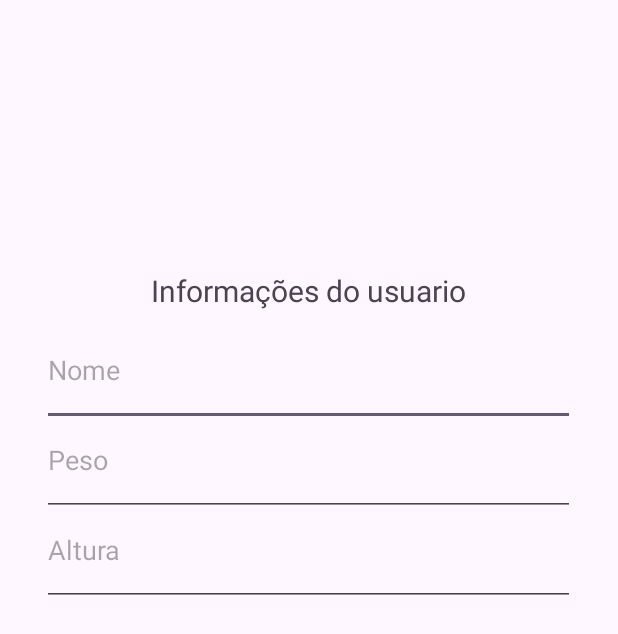
After one commit to dudaotaku/Dispositivos_moveis, an Android app: the fragment fragmento_info shown on its own in the app's theme, on a phone screen of 412 x 824 dp. The commit adds this screen. Shown: the top 634 px of the screen. Run offline under Robolectric (Android 15) with nearby library versions, the phone set to English and light mode, and no system bars.

Commit message:
avaliação

```diff
--- a/app/src/main/java/com/example/myapplication/MainActivity.java
+++ b/app/src/main/java/com/example/myapplication/MainActivity.java
@@ -11,7 +11,7 @@ import androidx.appcompat.app.AppCompatActivity;
 public class MainActivity extends AppCompatActivity {
 
     Button b;
-    EditText edpeso,edaltura;
+    EditText edpeso,edaltura,idNome;
     @Override
     protected void onCreate(Bundle savedInstanceState) {
         super.onCreate(savedInstanceState);
@@ -20,15 +20,19 @@ public class MainActivity extends AppCompatActivity {
         b=findViewById(R.id.Button);
         edpeso=findViewById(R.id.EdPeso);
         edaltura=findViewById(R.id.EdAltura);
+        idNome=findViewById(R.id.idNome);
         b.setOnClickListener(v -> {
             Intent intent = new Intent(getApplicationContext(), IMCResultado.class);
             //passar os dados para o bundle
 
             float peso = Float.parseFloat(edpeso.getText().toString());
             float altura = Float.parseFloat(edaltura.getText().toString());
+            String nome = String.join(idNome.getText().toString());
+
 
             intent.putExtra("Altura", altura);
             intent.putExtra("Peso", peso);
+            intent.putExtra("Nome", nome);
 
             startActivity(intent);
         });
--- /dev/null
+++ b/app/src/main/java/com/example/myapplication/fragmento_info.java
@@ -0,0 +1,64 @@
+package com.example.myapplication;
+
+import android.os.Bundle;
+
+import androidx.fragment.app.Fragment;
+
+import android.view.LayoutInflater;
+import android.view.View;
+import android.view.ViewGroup;
+
+/**
+ * A simple {@link Fragment} subclass.
+ * Use the {@link fragmento_info#newInstance} factory method to
+ * create an instance of this fragment.
+ */
+public class fragmento_info extends Fragment {
+
+    // TODO: Rename parameter arguments, choose names that match
+    // the fragment initialization parameters, e.g. ARG_ITEM_NUMBER
+    private static final String ARG_PARAM1 = "param1";
+    private static final String ARG_PARAM2 = "param2";
+
+    // TODO: Rename and change types of parameters
+    private String mParam1;
+    private String mParam2;
+
+    public fragmento_info() {
+        // Required empty public constructor
+    }
+
+    /**
+     * Use this factory method to create a new instance of
+     * this fragment using the provided parameters.
+     *
+     * @param param1 Parameter 1.
+     * @param param2 Parameter 2.
+     * @return A new instance of fragment fragmento_info.
+     */
+    // TODO: Rename and change types and number of parameters
+    public static fragmento_info newInstance(String param1, String param2) {
+        fragmento_info fragment = new fragmento_info();
+        Bundle args = new Bundle();
+        args.putString(ARG_PARAM1, param1);
+        args.putString(ARG_PARAM2, param2);
+        fragment.setArguments(args);
+        return fragment;
+    }
+
+    @Override
+    public void onCreate(Bundle savedInstanceState) {
+        super.onCreate(savedInstanceState);
+        if (getArguments() != null) {
+            mParam1 = getArguments().getString(ARG_PARAM1);
+            mParam2 = getArguments().getString(ARG_PARAM2);
+        }
+    }
+
+    @Override
+    public View onCreateView(LayoutInflater inflater, ViewGroup container,
+                             Bundle savedInstanceState) {
+        // Inflate the layout for this fragment
+        return inflater.inflate(R.layout.fragment_fragmento_info, container, false);
+    }
+}
--- /dev/null
+++ b/app/src/main/res/layout/fragment_fragmento_info.xml
@@ -0,0 +1,61 @@
+<?xml version="1.0" encoding="utf-8"?>
+<androidx.constraintlayout.widget.ConstraintLayout xmlns:android="http://schemas.android.com/apk/res/android"
+    xmlns:app="http://schemas.android.com/apk/res-auto"
+    xmlns:tools="http://schemas.android.com/tools"
+    android:layout_width="match_parent"
+    android:layout_height="match_parent"
+    tools:context=".fragmento_info">
+
+    <FrameLayout
+        android:layout_width="355dp"
+        android:layout_height="624dp"
+        app:layout_constraintBottom_toBottomOf="parent"
+        app:layout_constraintEnd_toEndOf="parent"
+        app:layout_constraintHorizontal_bias="0.494"
+        app:layout_constraintStart_toStartOf="parent"
+        app:layout_constraintTop_toTopOf="parent"
+        app:layout_constraintVertical_bias="0.901">
+
+        <LinearLayout
+            android:layout_width="match_parent"
+            android:layout_height="match_parent"
+            android:orientation="vertical">
+
+            <TextView
+                android:id="@+id/textView6"
+                android:layout_width="match_parent"
+                android:layout_height="44dp"
+                android:text="Informações do usuario"
+                android:textAlignment="center"
+                android:textSize="20sp" />
+
+            <EditText
+                android:id="@+id/tvnome"
+                android:layout_width="match_parent"
+                android:layout_height="60dp"
+                android:ems="10"
+                android:gravity="start|top"
+                android:hint="Nome"
+                android:inputType="textMultiLine" />
+
+            <EditText
+                android:id="@+id/tvpeso"
+                android:layout_width="match_parent"
+                android:layout_height="60dp"
+                android:ems="10"
+                android:gravity="start|top"
+                android:hint="Peso"
+                android:inputType="textMultiLine" />
+
+            <EditText
+                android:id="@+id/tvaltura"
+                android:layout_width="match_parent"
+                android:layout_height="60dp"
+                android:ems="10"
+                android:gravity="start|top"
+                android:hint="Altura"
+                android:inputType="textMultiLine" />
+
+        </LinearLayout>
+    </FrameLayout>
+</androidx.constraintlayout.widget.ConstraintLayout>
--- a/app/src/main/res/values/strings.xml
+++ b/app/src/main/res/values/strings.xml
@@ -1,4 +1,6 @@
 <resources>
     <string name="app_name">My Application</string>
     <string name="Hello">Hi</string>
+    <!-- TODO: Remove or change this placeholder text -->
+    <string name="hello_blank_fragment">Hello blank fragment</string>
 </resources>
```
Also changed, not shown: app/src/main/java/com/example/myapplication/IMCResultado.java (+7 -5 lines), app/src/main/java/com/example/myapplication/fragmento_imc.java (added, +64 -0 lines), app/src/main/res/layout/activity_imcresultado.xml (+38 -25 lines), app/src/main/res/layout/activity_main.xml (+9 -0 lines), app/src/main/res/layout/fragment_fragmento_imc.xml (added, +53 -0 lines).
